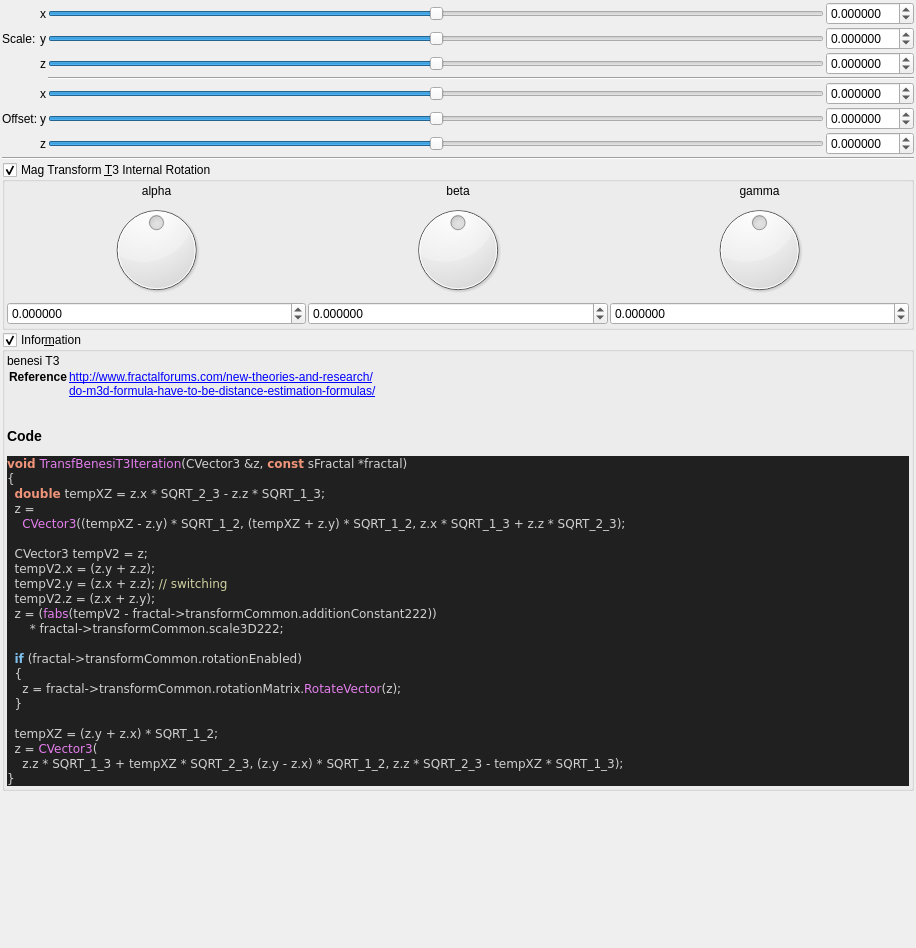
Qt form mandelbulber2/formula/ui/fractal_transf_benesi_t3.ui (buddhi1980/mandelbulber2) before a commit.
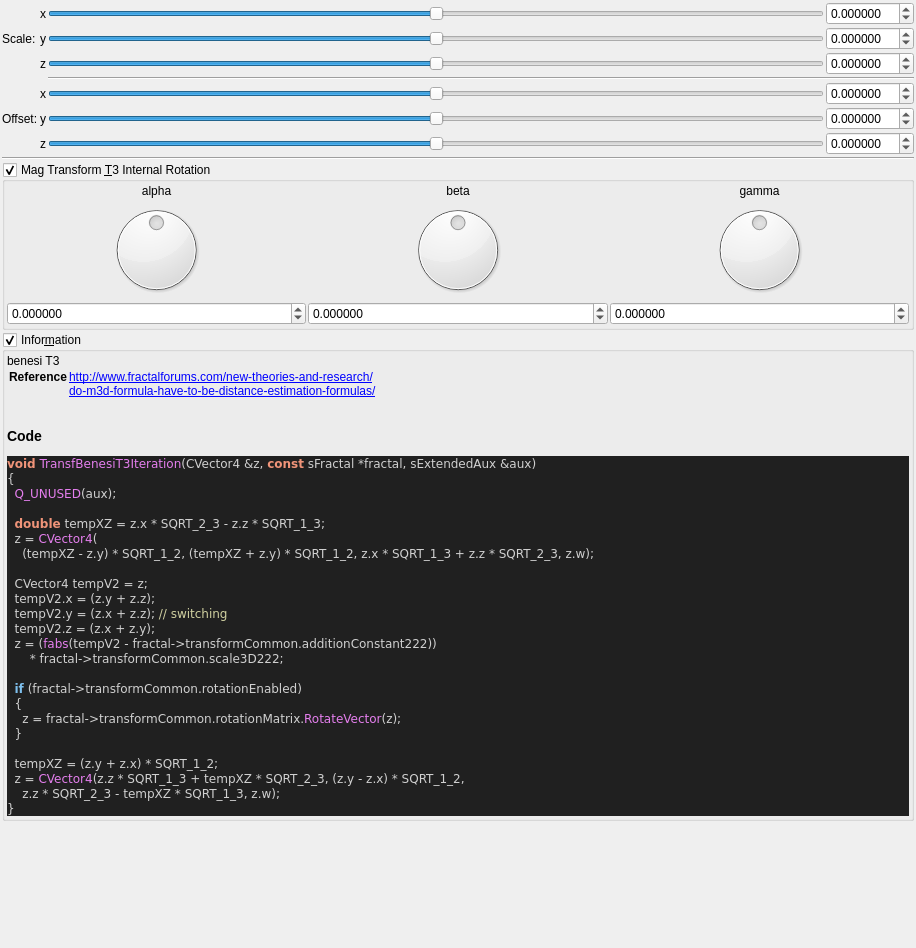
The same form after that commit. Custom widgets are drawn as their Qt base class.

What changed in the file:
```diff
--- a/mandelbulber2/formula/ui/fractal_transf_benesi_t3.ui
+++ b/mandelbulber2/formula/ui/fractal_transf_benesi_t3.ui
@@ -630,13 +630,15 @@
 &lt;/table&gt;
 &lt;h3&gt;Code&lt;/h3&gt;
 &lt;body style=&quot;background-color:#202020&quot;&gt;
-&lt;pre style=&quot;color:#d0d0d0; background-color:#202020;  font-family:'Courier New',monospace;&quot;&gt;&lt;span style=&quot;color:#f09479; font-weight:bold&quot;&gt;void&lt;/span&gt; &lt;span style=&quot;color:#e47eed&quot;&gt;TransfBenesiT3Iteration&lt;/span&gt;&lt;span style=&quot;color:#d0d0d0&quot;&gt;(&lt;/span&gt;CVector3 &lt;span style=&quot;color:#d0d0d0&quot;&gt;&amp;amp;&lt;/span&gt;z&lt;span style=&quot;color:#d0d0d0&quot;&gt;,&lt;/span&gt; &lt;span style=&quot;color:#f09479; font-weight:bold&quot;&gt;const&lt;/span&gt; sFractal &lt;span style=&quot;color:#d0d0d0&quot;&gt;*&lt;/span&gt;fractal&lt;span style=&quot;color:#d0d0d0&quot;&gt;)&lt;/span&gt;
+&lt;pre style=&quot;color:#d0d0d0; background-color:#202020;  font-family:'Courier New',monospace;&quot;&gt;&lt;span style=&quot;color:#f09479; font-weight:bold&quot;&gt;void&lt;/span&gt; &lt;span style=&quot;color:#e47eed&quot;&gt;TransfBenesiT3Iteration&lt;/span&gt;&lt;span style=&quot;color:#d0d0d0&quot;&gt;(&lt;/span&gt;CVector4 &lt;span style=&quot;color:#d0d0d0&quot;&gt;&amp;amp;&lt;/span&gt;z&lt;span style=&quot;color:#d0d0d0&quot;&gt;,&lt;/span&gt; &lt;span style=&quot;color:#f09479; font-weight:bold&quot;&gt;const&lt;/span&gt; sFractal &lt;span style=&quot;color:#d0d0d0&quot;&gt;*&lt;/span&gt;fractal&lt;span style=&quot;color:#d0d0d0&quot;&gt;,&lt;/span&gt; sExtendedAux &lt;span style=&quot;color:#d0d0d0&quot;&gt;&amp;amp;&lt;/span&gt;aux&lt;span style=&quot;color:#d0d0d0&quot;&gt;)&lt;/span&gt;
 &lt;span style=&quot;color:#d0d0d0&quot;&gt;{&lt;/span&gt;
+  &lt;span style=&quot;color:#e47eed&quot;&gt;Q_UNUSED&lt;/span&gt;&lt;span style=&quot;color:#d0d0d0&quot;&gt;(&lt;/span&gt;aux&lt;span style=&quot;color:#d0d0d0&quot;&gt;);&lt;/span&gt;
+
   &lt;span style=&quot;color:#f09479; font-weight:bold&quot;&gt;double&lt;/span&gt; tempXZ &lt;span style=&quot;color:#d0d0d0&quot;&gt;=&lt;/span&gt; z&lt;span style=&quot;color:#d0d0d0&quot;&gt;.&lt;/span&gt;x &lt;span style=&quot;color:#d0d0d0&quot;&gt;*&lt;/span&gt; SQRT_2_3 &lt;span style=&quot;color:#d0d0d0&quot;&gt;-&lt;/span&gt; z&lt;span style=&quot;color:#d0d0d0&quot;&gt;.&lt;/span&gt;z &lt;span style=&quot;color:#d0d0d0&quot;&gt;*&lt;/span&gt; SQRT_1_3&lt;span style=&quot;color:#d0d0d0&quot;&gt;;&lt;/span&gt;
-  z &lt;span style=&quot;color:#d0d0d0&quot;&gt;=&lt;/span&gt;
-    &lt;span style=&quot;color:#e47eed&quot;&gt;CVector3&lt;/span&gt;&lt;span style=&quot;color:#d0d0d0&quot;&gt;((&lt;/span&gt;tempXZ &lt;span style=&quot;color:#d0d0d0&quot;&gt;-&lt;/span&gt; z&lt;span style=&quot;color:#d0d0d0&quot;&gt;.&lt;/span&gt;y&lt;span style=&quot;color:#d0d0d0&quot;&gt;) *&lt;/span&gt; SQRT_1_2&lt;span style=&quot;color:#d0d0d0&quot;&gt;, (&lt;/span&gt;tempXZ &lt;span style=&quot;color:#d0d0d0&quot;&gt;+&lt;/span&gt; z&lt;span style=&quot;color:#d0d0d0&quot;&gt;.&lt;/span&gt;y&lt;span style=&quot;color:#d0d0d0&quot;&gt;) *&lt;/span&gt; SQRT_1_2&lt;span style=&quot;color:#d0d0d0&quot;&gt;,&lt;/span&gt; z&lt;span style=&quot;color:#d0d0d0&quot;&gt;.&lt;/span&gt;x &lt;span style=&quot;color:#d0d0d0&quot;&gt;*&lt;/span&gt; SQRT_1_3 &lt;span style=&quot;color:#d0d0d0&quot;&gt;+&lt;/span&gt; z&lt;span style=&quot;color:#d0d0d0&quot;&gt;.&lt;/span&gt;z &lt;span style=&quot;color:#d0d0d0&quot;&gt;*&lt;/span&gt; SQRT_2_3&lt;span style=&quot;color:#d0d0d0&quot;&gt;);&lt;/span&gt;
+  z &lt;span style=&quot;color:#d0d0d0&quot;&gt;=&lt;/span&gt; &lt;span style=&quot;color:#e47eed&quot;&gt;CVector4&lt;/span&gt;&lt;span style=&quot;color:#d0d0d0&quot;&gt;(&lt;/span&gt;
+    &lt;span style=&quot;color:#d0d0d0&quot;&gt;(&lt;/span&gt;tempXZ &lt;span style=&quot;color:#d0d0d0&quot;&gt;-&lt;/span&gt; z&lt;span style=&quot;color:#d0d0d0&quot;&gt;.&lt;/span&gt;y&lt;span style=&quot;color:#d0d0d0&quot;&gt;) *&lt;/span&gt; SQRT_1_2&lt;span style=&quot;color:#d0d0d0&quot;&gt;, (&lt;/span&gt;tempXZ &lt;span style=&quot;color:#d0d0d0&quot;&gt;+&lt;/span&gt; z&lt;span style=&quot;color:#d0d0d0&quot;&gt;.&lt;/span&gt;y&lt;span style=&quot;color:#d0d0d0&quot;&gt;) *&lt;/span&gt; SQRT_1_2&lt;span style=&quot;color:#d0d0d0&quot;&gt;,&lt;/span&gt; z&lt;span style=&quot;color:#d0d0d0&quot;&gt;.&lt;/span&gt;x &lt;span style=&quot;color:#d0d0d0&quot;&gt;*&lt;/span&gt; SQRT_1_3 &lt;span style=&quot;color:#d0d0d0&quot;&gt;+&lt;/span&gt; z&lt;span style=&quot;color:#d0d0d0&quot;&gt;.&lt;/span&gt;z &lt;span style=&quot;color:#d0d0d0&quot;&gt;*&lt;/span&gt; SQRT_2_3&lt;span style=&quot;color:#d0d0d0&quot;&gt;,&lt;/span&gt; z&lt;span style=&quot;color:#d0d0d0&quot;&gt;.&lt;/span&gt;w&lt;span style=&quot;color:#d0d0d0&quot;&gt;);&lt;/span&gt;
 
-  CVector3 tempV2 &lt;span style=&quot;color:#d0d0d0&quot;&gt;=&lt;/span&gt; z&lt;span style=&quot;color:#d0d0d0&quot;&gt;;&lt;/span&gt;
+  CVector4 tempV2 &lt;span style=&quot;color:#d0d0d0&quot;&gt;=&lt;/span&gt; z&lt;span style=&quot;color:#d0d0d0&quot;&gt;;&lt;/span&gt;
   tempV2&lt;span style=&quot;color:#d0d0d0&quot;&gt;.&lt;/span&gt;x &lt;span style=&quot;color:#d0d0d0&quot;&gt;= (&lt;/span&gt;z&lt;span style=&quot;color:#d0d0d0&quot;&gt;.&lt;/span&gt;y &lt;span style=&quot;color:#d0d0d0&quot;&gt;+&lt;/span&gt; z&lt;span style=&quot;color:#d0d0d0&quot;&gt;.&lt;/span&gt;z&lt;span style=&quot;color:#d0d0d0&quot;&gt;);&lt;/span&gt;
   tempV2&lt;span style=&quot;color:#d0d0d0&quot;&gt;.&lt;/span&gt;y &lt;span style=&quot;color:#d0d0d0&quot;&gt;= (&lt;/span&gt;z&lt;span style=&quot;color:#d0d0d0&quot;&gt;.&lt;/span&gt;x &lt;span style=&quot;color:#d0d0d0&quot;&gt;+&lt;/span&gt; z&lt;span style=&quot;color:#d0d0d0&quot;&gt;.&lt;/span&gt;z&lt;span style=&quot;color:#d0d0d0&quot;&gt;);&lt;/span&gt; &lt;span style=&quot;color:#d0d0a0&quot;&gt;// switching&lt;/span&gt;
   tempV2&lt;span style=&quot;color:#d0d0d0&quot;&gt;.&lt;/span&gt;z &lt;span style=&quot;color:#d0d0d0&quot;&gt;= (&lt;/span&gt;z&lt;span style=&quot;color:#d0d0d0&quot;&gt;.&lt;/span&gt;x &lt;span style=&quot;color:#d0d0d0&quot;&gt;+&lt;/span&gt; z&lt;span style=&quot;color:#d0d0d0&quot;&gt;.&lt;/span&gt;y&lt;span style=&quot;color:#d0d0d0&quot;&gt;);&lt;/span&gt;
@@ -649,8 +651,8 @@
   &lt;span style=&quot;color:#d0d0d0&quot;&gt;}&lt;/span&gt;
 
   tempXZ &lt;span style=&quot;color:#d0d0d0&quot;&gt;= (&lt;/span&gt;z&lt;span style=&quot;color:#d0d0d0&quot;&gt;.&lt;/span&gt;y &lt;span style=&quot;color:#d0d0d0&quot;&gt;+&lt;/span&gt; z&lt;span style=&quot;color:#d0d0d0&quot;&gt;.&lt;/span&gt;x&lt;span style=&quot;color:#d0d0d0&quot;&gt;) *&lt;/span&gt; SQRT_1_2&lt;span style=&quot;color:#d0d0d0&quot;&gt;;&lt;/span&gt;
-  z &lt;span style=&quot;color:#d0d0d0&quot;&gt;=&lt;/span&gt; &lt;span style=&quot;color:#e47eed&quot;&gt;CVector3&lt;/span&gt;&lt;span style=&quot;color:#d0d0d0&quot;&gt;(&lt;/span&gt;
-    z&lt;span style=&quot;color:#d0d0d0&quot;&gt;.&lt;/span&gt;z &lt;span style=&quot;color:#d0d0d0&quot;&gt;*&lt;/span&gt; SQRT_1_3 &lt;span style=&quot;color:#d0d0d0&quot;&gt;+&lt;/span&gt; tempXZ &lt;span style=&quot;color:#d0d0d0&quot;&gt;*&lt;/span&gt; SQRT_2_3&lt;span style=&quot;color:#d0d0d0&quot;&gt;, (&lt;/span&gt;z&lt;span style=&quot;color:#d0d0d0&quot;&gt;.&lt;/span&gt;y &lt;span style=&quot;color:#d0d0d0&quot;&gt;-&lt;/span&gt; z&lt;span style=&quot;color:#d0d0d0&quot;&gt;.&lt;/span&gt;x&lt;span style=&quot;color:#d0d0d0&quot;&gt;) *&lt;/span&gt; SQRT_1_2&lt;span style=&quot;color:#d0d0d0&quot;&gt;,&lt;/span&gt; z&lt;span style=&quot;color:#d0d0d0&quot;&gt;.&lt;/span&gt;z &lt;span style=&quot;color:#d0d0d0&quot;&gt;*&lt;/span&gt; SQRT_2_3 &lt;span style=&quot;color:#d0d0d0&quot;&gt;-&lt;/span&gt; tempXZ &lt;span style=&quot;color:#d0d0d0&quot;&gt;*&lt;/span&gt; SQRT_1_3&lt;span style=&quot;color:#d0d0d0&quot;&gt;);&lt;/span&gt;
+  z &lt;span style=&quot;color:#d0d0d0&quot;&gt;=&lt;/span&gt; &lt;span style=&quot;color:#e47eed&quot;&gt;CVector4&lt;/span&gt;&lt;span style=&quot;color:#d0d0d0&quot;&gt;(&lt;/span&gt;z&lt;span style=&quot;color:#d0d0d0&quot;&gt;.&lt;/span&gt;z &lt;span style=&quot;color:#d0d0d0&quot;&gt;*&lt;/span&gt; SQRT_1_3 &lt;span style=&quot;color:#d0d0d0&quot;&gt;+&lt;/span&gt; tempXZ &lt;span style=&quot;color:#d0d0d0&quot;&gt;*&lt;/span&gt; SQRT_2_3&lt;span style=&quot;color:#d0d0d0&quot;&gt;, (&lt;/span&gt;z&lt;span style=&quot;color:#d0d0d0&quot;&gt;.&lt;/span&gt;y &lt;span style=&quot;color:#d0d0d0&quot;&gt;-&lt;/span&gt; z&lt;span style=&quot;color:#d0d0d0&quot;&gt;.&lt;/span&gt;x&lt;span style=&quot;color:#d0d0d0&quot;&gt;) *&lt;/span&gt; SQRT_1_2&lt;span style=&quot;color:#d0d0d0&quot;&gt;,&lt;/span&gt;
+    z&lt;span style=&quot;color:#d0d0d0&quot;&gt;.&lt;/span&gt;z &lt;span style=&quot;color:#d0d0d0&quot;&gt;*&lt;/span&gt; SQRT_2_3 &lt;span style=&quot;color:#d0d0d0&quot;&gt;-&lt;/span&gt; tempXZ &lt;span style=&quot;color:#d0d0d0&quot;&gt;*&lt;/span&gt; SQRT_1_3&lt;span style=&quot;color:#d0d0d0&quot;&gt;,&lt;/span&gt; z&lt;span style=&quot;color:#d0d0d0&quot;&gt;.&lt;/span&gt;w&lt;span style=&quot;color:#d0d0d0&quot;&gt;);&lt;/span&gt;
 &lt;span style=&quot;color:#d0d0d0&quot;&gt;}&lt;/span&gt;
 &lt;/pre&gt;
 &lt;/body&gt;</string>
```
